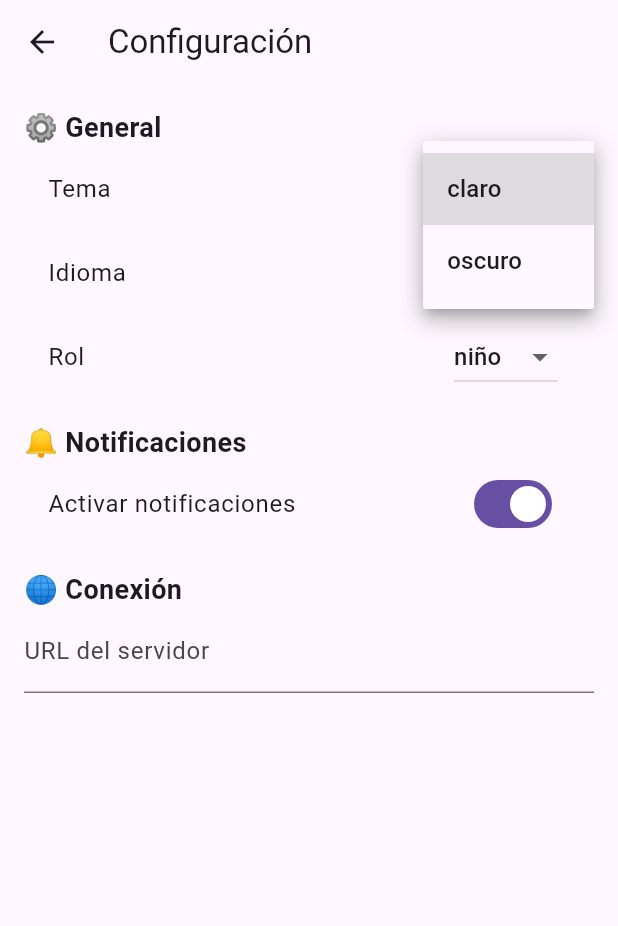
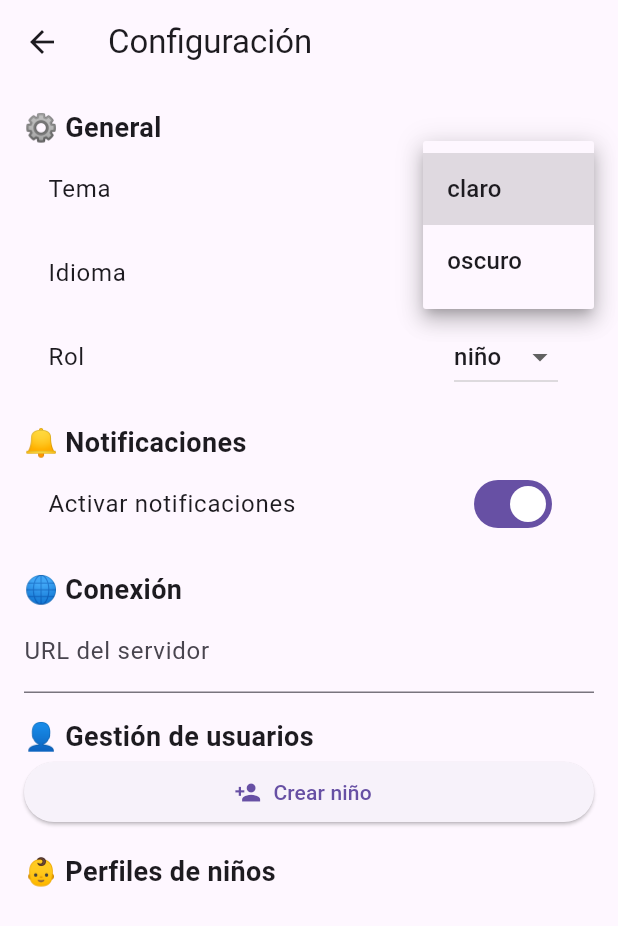
Before and after one commit to Saykek/conectask_v2, a Flutter app: the ConfiguracionView screen opened directly with empty values, after a tap on "claro", on a phone screen of 412 x 824 dp. Shown: the top 926 px of the screen. Run offline on Flutter 3.47's test engine with Material 3 defaults, Android fonts, the phone set to English and light mode, and no system bars; our stand-ins replace firebase_auth, firebase_core, firebase_database, table_calendar; accounts and stored records are empty.

Commit message:
Creación de niños desde configuración

```diff
--- a/lib/controllers/configuracion_controller.dart
+++ b/lib/controllers/configuracion_controller.dart
@@ -1,3 +1,6 @@
+import 'package:conectask_v2/models/user_model.dart';
+import 'package:firebase_database/firebase_database.dart';
+
 import '../models/configuracion_model.dart';
 import '../services/configuracion_service.dart';
 
@@ -45,4 +48,29 @@ class ConfiguracionController {
         break;
     }
   }
+
+  Future<List<UserModel>> cargarNinos() async {
+    final ref = FirebaseDatabase.instance.ref('usuarios');
+    final snapshot = await ref.get();
+
+    final List<UserModel> ninos = [];
+
+    if (snapshot.exists && snapshot.value != null) {
+      final rawData = snapshot.value;
+
+      if (rawData is Map<dynamic, dynamic>) {
+        rawData.forEach((key, value) {
+          if (value is Map) {
+            final userMap = Map<String, dynamic>.from(value);
+            final user = UserModel.fromMap(key, userMap);
+            if (user.rol == 'niño') {
+              ninos.add(user);
+            }
+          }
+        });
+      }
+    }
+
+    return ninos;
+  }
 }
--- a/lib/resumen.dart
+++ b/lib/resumen.dart
@@ -21,6 +21,7 @@ Resumen de la app de menú semanal:
 /*                                                         *********** PENDIENTE *************
 
 - Añadir para repetir las tareas X dias 1.5-2 horas
+- Scroll horizontal en tareas
 - Poner autocompletar en tareas y apartado de puntos. ✅
 - Cambiar logo tareas de ver en calendario o seleccionar dias ✅
 - Añadir para enlace PDF 30-45 min
@@ -106,7 +107,10 @@ Recomendación de orden para implementar
         aula que llevara una foto de fondo de un aula, donde solo lo veran los niños, al pulsar
         la pizarra se mostraran los examenes, al pulsar la libreria se abre los logros o algo asi
         al pulsar en el globo terraqueo se abrira otra cosa.. pero en el movil no podra verse asi
-        imagino...
+        imagino...(POR AHORA ESTO LO VOY A DEJAR PARA LINEAS FUTURAS),
+        - ya se cogen los usuarios reales de la base de datos de realtime.
+        -
+        Fijate en los ✅ y asi sabras lo que llevo hecho.
     Necesito que me digas en que clase y lugar va cada parte de codigo que me proporciones. Paso por
     paso, y hasta que no te de el ok no me pongas nada.
 
--- a/lib/views/configuracion_view.dart
+++ b/lib/views/configuracion_view.dart
@@ -1,4 +1,6 @@
+import 'package:conectask_v2/views/crear_nino_view.dart';
 import 'package:firebase_auth/firebase_auth.dart';
+import 'package:firebase_database/firebase_database.dart';
 import 'package:flutter/material.dart';
 import '../controllers/configuracion_controller.dart';
 import '../models/user_model.dart'; // si usas uid desde aquí
@@ -16,23 +18,30 @@ class _ConfiguracionViewState extends State<ConfiguracionView> {
   final ConfiguracionController _controller = ConfiguracionController();
   bool cargando = true;
   late TextEditingController _urlController;
+  List<UserModel> _ninos = [];
 
   @override
   void initState() {
     super.initState();
+    _urlController = TextEditingController();
+
     final uid = FirebaseAuth.instance.currentUser?.uid;
     if (uid != null) {
       _controller.cargarConfiguracion(uid).then((_) {
         setState(() {
           cargando = false;
+          _urlController.text = _controller.configuracion.urlServidor;
+        });
+      });
+
+      _controller.cargarNinos().then((ninos) {
+        setState(() {
+          _ninos = ninos;
         });
       });
     } else {
       print('Usuario no autenticado');
-      // Aquí podrías redirigir al login o mostrar un error
     }
-
-    print('UID autenticado: ${FirebaseAuth.instance.currentUser?.uid}');
   }
 
   @override
@@ -48,18 +57,14 @@ class _ConfiguracionViewState extends State<ConfiguracionView> {
       body: ListView(
         padding: const EdgeInsets.all(16),
         children: [
-          const Text(
-            '⚙️ General',
-            style: TextStyle(fontSize: 18, fontWeight: FontWeight.bold),
-          ),
+          const Text('⚙️ General', style: TextStyle(fontSize: 18, fontWeight: FontWeight.bold)),
           ListTile(
             title: const Text('Tema'),
             trailing: DropdownButton<String>(
               value: config.tema,
-              items: [
-                'claro',
-                'oscuro',
-              ].map((t) => DropdownMenuItem(value: t, child: Text(t))).toList(),
+              items: ['claro', 'oscuro']
+                  .map((t) => DropdownMenuItem(value: t, child: Text(t)))
+                  .toList(),
               onChanged: (value) {
                 setState(() => _controller.actualizarCampo('tema', value));
                 _controller.guardarConfiguracion(widget.user.id);
@@ -70,10 +75,9 @@ class _ConfiguracionViewState extends State<ConfiguracionView> {
             title: const Text('Idioma'),
             trailing: DropdownButton<String>(
               value: config.idioma,
-              items: [
-                'es',
-                'en',
-              ].map((i) => DropdownMenuItem(value: i, child: Text(i))).toList(),
+              items: ['es', 'en']
+                  .map((i) => DropdownMenuItem(value: i, child: Text(i)))
+                  .toList(),
               onChanged: (value) {
                 setState(() => _controller.actualizarCampo('idioma', value));
                 _controller.guardarConfiguracion(widget.user.id);
@@ -84,10 +88,9 @@ class _ConfiguracionViewState extends State<ConfiguracionView> {
             title: const Text('Rol'),
             trailing: DropdownButton<String>(
               value: config.rol,
-              items: [
-                'admin',
-                'niño',
-              ].map((r) => DropdownMenuItem(value: r, child: Text(r))).toList(),
+              items: ['admin', 'niño']
+                  .map((r) => DropdownMenuItem(value: r, child: Text(r)))
+                  .toList(),
               onChanged: (value) {
                 setState(() => _controller.actualizarCampo('rol', value));
                 _controller.guardarConfiguracion(widget.user.id);
@@ -95,34 +98,84 @@ class _ConfiguracionViewState extends State<ConfiguracionView> {
             ),
           ),
           const SizedBox(height: 16),
-          const Text(
-            '🔔 Notificaciones',
-            style: TextStyle(fontSize: 18, fontWeight: FontWeight.bold),
-          ),
+          const Text('🔔 Notificaciones', style: TextStyle(fontSize: 18, fontWeight: FontWeight.bold)),
           SwitchListTile(
             title: const Text('Activar notificaciones'),
             value: config.notificacionesActivas,
             onChanged: (value) {
-              setState(
-                () =>
-                    _controller.actualizarCampo('notificacionesActivas', value),
-              );
+              setState(() => _controller.actualizarCampo('notificacionesActivas', value));
               _controller.guardarConfiguracion(widget.user.id);
             },
           ),
           const SizedBox(height: 16),
-          const Text(
-            '🌐 Conexión',
-            style: TextStyle(fontSize: 18, fontWeight: FontWeight.bold),
-          ),
+          const Text('🌐 Conexión', style: TextStyle(fontSize: 18, fontWeight: FontWeight.bold)),
           TextField(
             decoration: const InputDecoration(labelText: 'URL del servidor'),
-            controller: TextEditingController(text: config.urlServidor),
+            controller: _urlController,
             onChanged: (value) {
               _controller.actualizarCampo('urlServidor', value);
               _controller.guardarConfiguracion(widget.user.id);
             },
           ),
+          const SizedBox(height: 16),
+          const Text('👤 Gestión de usuarios', style: TextStyle(fontSize: 18, fontWeight: FontWeight.bold)),
+         ElevatedButton.icon(
+  icon: const Icon(Icons.person_add),
+  label: const Text('Crear niño'),
+  onPressed: () async {
+    await Navigator.push(
+      context,
+      MaterialPageRoute(builder: (_) => const CrearNinoView()),
+    );
+    final nuevos = await _controller.cargarNinos();
+    setState(() {
+      _ninos = nuevos;
+    });
+  },
+),
+          const SizedBox(height: 16),
+          const Text('👶 Perfiles de niños', style: TextStyle(fontSize: 18, fontWeight: FontWeight.bold)),
+          ..._ninos.map((nino) => Card(
+            child: ListTile(
+              leading: const Icon(Icons.child_care),
+              title: Text(nino.nombre),
+              subtitle: Text('Nivel ${nino.nivel ?? 1} • Puntos ${nino.puntos ?? 0}'),
+              trailing: Row(
+                mainAxisSize: MainAxisSize.min,
+                children: [
+                  IconButton(
+                    icon: const Icon(Icons.edit),
+                    onPressed: () async {
+  await Navigator.push(
+    context,
+    MaterialPageRoute(
+      builder: (_) => CrearNinoView(nino: nino),
+    ),
+  );
+  // Recargar la lista de niños después de volver
+  final nuevos = await _controller.cargarNinos();
+  setState(() {
+    _ninos = nuevos;
+  });
+},
+                  ),
+                  IconButton(
+                    icon: const Icon(Icons.delete),
+                    onPressed: () async {
+                      final ref = FirebaseDatabase.instance.ref('usuarios/${nino.id}');
+                      await ref.remove();
+                      ScaffoldMessenger.of(context).showSnackBar(
+                        SnackBar(content: Text('Niño ${nino.nombre} eliminado')),
+                      );
+                      setState(() {
+                        _ninos.removeWhere((u) => u.id == nino.id);
+                      });
+                    },
+                  ),
+                ],
+              ),
+            ),
+          )),
         ],
       ),
     );
```
Also changed, not shown: lib/views/crear_nino_view.dart (added, +111 -0 lines).
